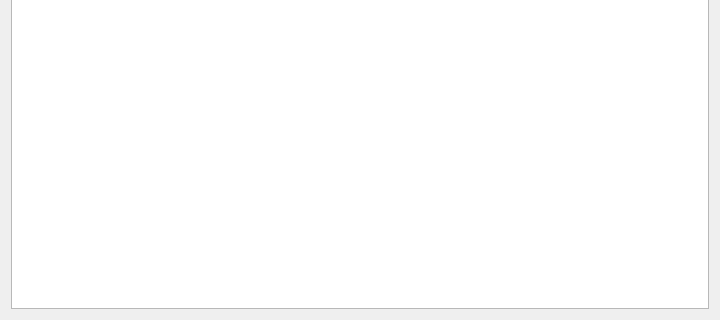
Qt form src/editwindow.ui (sledzik1984/timer) before a commit; both pictures show x 0 to 720 and y 960 to 1280 of the 720 by 1280 pixel window.
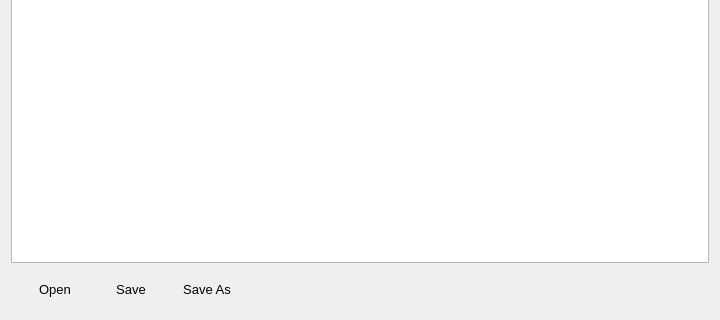
The same form after that commit. Icons and pictures are not drawn.

Commit message: EditWindow: add open, save and save_as buttons

What changed in the file:
```diff
--- a/src/editwindow.ui
+++ b/src/editwindow.ui
@@ -23,6 +23,115 @@
    <item row="1" column="0">
     <widget class="QTableView" name="sections"/>
    </item>
+   <item row="2" column="0">
+    <widget class="QWidget" name="widget" native="true">
+     <property name="styleSheet">
+      <string notr="true">font: 10pt</string>
+     </property>
+     <layout class="QHBoxLayout" name="layout_2">
+      <item>
+       <widget class="QToolButton" name="open">
+        <property name="minimumSize">
+         <size>
+          <width>70</width>
+          <height>0</height>
+         </size>
+        </property>
+        <property name="text">
+         <string>Open</string>
+        </property>
+        <property name="icon">
+         <iconset resource="../res/resource.qrc">
+          <normaloff>:/open.png</normaloff>:/open.png</iconset>
+        </property>
+        <property name="iconSize">
+         <size>
+          <width>48</width>
+          <height>48</height>
+         </size>
+        </property>
+        <property name="toolButtonStyle">
+         <enum>Qt::ToolButtonTextUnderIcon</enum>
+        </property>
+        <property name="autoRaise">
+         <bool>true</bool>
+        </property>
+       </widget>
+      </item>
+      <item>
+       <widget class="QToolButton" name="save">
+        <property name="minimumSize">
+         <size>
+          <width>70</width>
+          <height>0</height>
+         </size>
+        </property>
+        <property name="text">
+         <string>Save</string>
+        </property>
+        <property name="icon">
+         <iconset resource="../res/resource.qrc">
+          <normaloff>:/save.png</normaloff>:/save.png</iconset>
+        </property>
+        <property name="iconSize">
+         <size>
+          <width>48</width>
+          <height>48</height>
+         </size>
+        </property>
+        <property name="toolButtonStyle">
+         <enum>Qt::ToolButtonTextUnderIcon</enum>
+        </property>
+        <property name="autoRaise">
+         <bool>true</bool>
+        </property>
+       </widget>
+      </item>
+      <item>
+       <widget class="QToolButton" name="save_as">
+        <property name="minimumSize">
+         <size>
+          <width>70</width>
+          <height>0</height>
+         </size>
+        </property>
+        <property name="text">
+         <string>Save As</string>
+        </property>
+        <property name="icon">
+         <iconset resource="../res/resource.qrc">
+          <normaloff>:/save-as.png</normaloff>:/save-as.png</iconset>
+        </property>
+        <property name="iconSize">
+         <size>
+          <width>48</width>
+          <height>48</height>
+         </size>
+        </property>
+        <property name="toolButtonStyle">
+         <enum>Qt::ToolButtonTextUnderIcon</enum>
+        </property>
+        <property name="autoRaise">
+         <bool>true</bool>
+        </property>
+       </widget>
+      </item>
+      <item>
+       <spacer name="spacer">
+        <property name="orientation">
+         <enum>Qt::Horizontal</enum>
+        </property>
+        <property name="sizeHint" stdset="0">
+         <size>
+          <width>40</width>
+          <height>20</height>
+         </size>
+        </property>
+       </spacer>
+      </item>
+     </layout>
+    </widget>
+   </item>
   </layout>
  </widget>
  <resources/>
```
Left out of the diff: 6 changed lines with no effect on the pictures. The commit also changes 2 other files.
